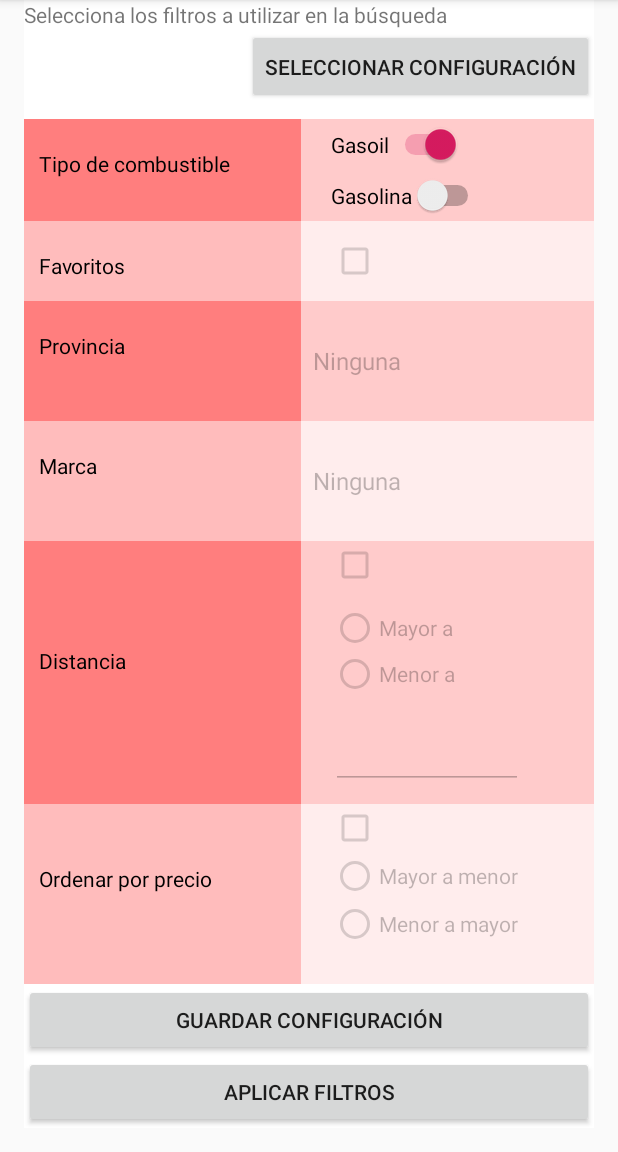
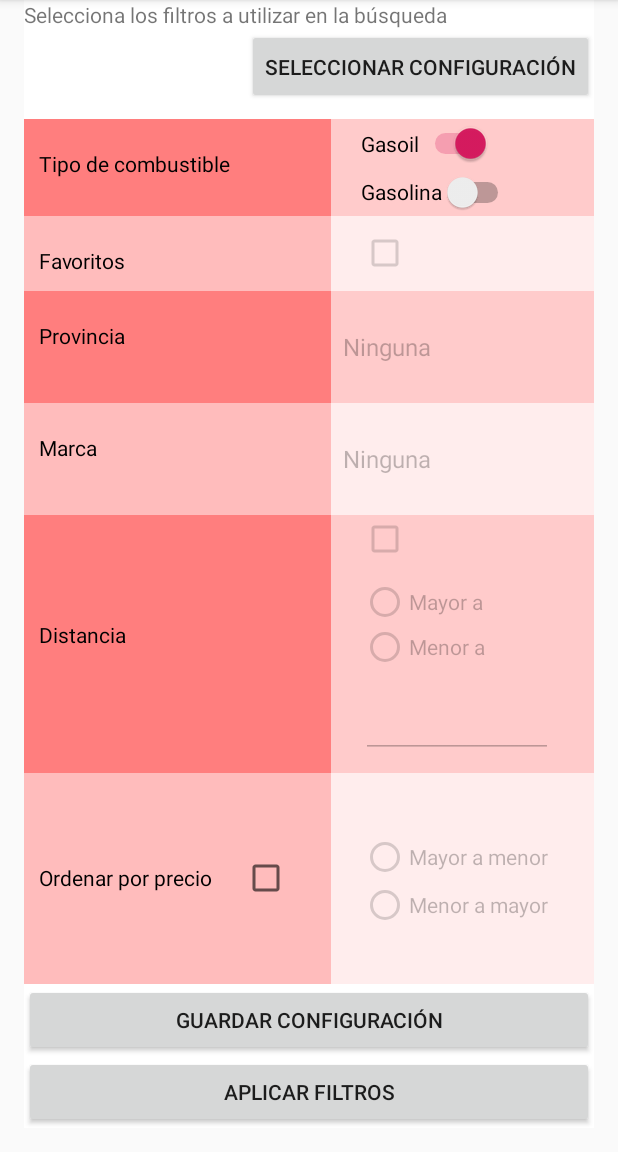
Before and after one commit to isunican/AppGasolinerasGrupo5, an Android app: the screen it shows after launch (FilterActivity), after a tap on "MOSTRAR FILTROS", on a phone screen of 412 x 824 dp, the part 84-1236 px from its top. Run offline under Robolectric (Android 15) with nearby library versions, the phone set to English and light mode, and no system bars; our stand-ins replace Room's generated code; network calls fail; 1 statement that could not run was skipped.

Commit message:
Modificado componente gráfico de filtro por precio.

```diff
--- a/AndroidProject/app/src/main/java/com/isunican/proyectobase/Views/FilterActivity.java
+++ b/AndroidProject/app/src/main/java/com/isunican/proyectobase/Views/FilterActivity.java
@@ -157,7 +157,6 @@ public class FilterActivity extends AppCompatActivity {
         checkFavoritos = findViewById(R.id.checkFavoritos);
         //TODO De momento estas funciones están desactivadas
         checkFavoritos.setEnabled(false);
-        checkPrecio.setEnabled(false);
         checkDistancia.setEnabled(false);
         spinnerProvincia.setEnabled(false);
         spinnerMarca.setEnabled(false);
--- a/AndroidProject/app/src/main/res/layout/activity_filter.xml
+++ b/AndroidProject/app/src/main/res/layout/activity_filter.xml
@@ -264,15 +264,29 @@
                     android:layout_weight="3"
                     android:background="#43FF0000">
 
-                    <TextView
-                        android:id="@+id/textPrecio"
+                    <RelativeLayout
                         android:layout_width="match_parent"
                         android:layout_height="match_parent"
-                        android:layout_marginLeft="10dp"
-                        android:layout_marginTop="40dp"
-                        android:layout_weight="1"
-                        android:text="Ordenar por precio"
-                        android:textColor="#000000" />
+                        android:layout_weight="1">
+
+                        <TextView
+                            android:id="@+id/textPrecio"
+                            android:layout_width="wrap_content"
+                            android:layout_height="70dp"
+                            android:layout_marginLeft="10dp"
+                            android:layout_marginTop="60dp"
+                            android:layout_weight="1"
+                            android:text="Ordenar por precio"
+                            android:textColor="#000000" />
+
+                        <CheckBox
+                            android:id="@+id/checkPrecio"
+                            android:layout_width="match_parent"
+                            android:layout_height="wrap_content"
+                            android:layout_centerInParent="true"
+                            android:layout_marginLeft="20dp"
+                            android:layout_toRightOf="@id/textPrecio" />
+                    </RelativeLayout>
 
                     <LinearLayout
                         android:layout_width="match_parent"
@@ -281,18 +295,12 @@
                         android:background="#BAFFFFFF"
                         android:orientation="vertical">
 
-                        <CheckBox
-                            android:id="@+id/checkPrecio"
-                            android:layout_width="wrap_content"
-                            android:layout_height="wrap_content"
-                            android:layout_marginLeft="20dp" />
-
                         <RadioGroup
                             android:id="@+id/radioGroupPrecio"
                             android:layout_width="match_parent"
-                            android:layout_height="0dp"
+                            android:layout_height="wrap_content"
                             android:layout_marginLeft="20dp"
-                            android:layout_marginBottom="10dp"
+                            android:layout_marginTop="40dp"
                             android:layout_weight="1">
 
                             <RadioButton
@@ -325,7 +333,7 @@
             android:layout_height="wrap_content"
             android:layout_above="@id/btnAceptar"
             android:layout_alignParentBottom="false"
-            android:layout_weight="4"
+            android:layout_weight="3"
             android:text="Guardar configuración"
             android:visibility="visible" />
 
@@ -334,7 +342,7 @@
             android:layout_width="match_parent"
             android:layout_height="wrap_content"
             android:layout_alignParentBottom="true"
-            android:layout_weight="4"
+            android:layout_weight="3"
             android:text="Aplicar filtros"
             android:visibility="visible" />
 
```
